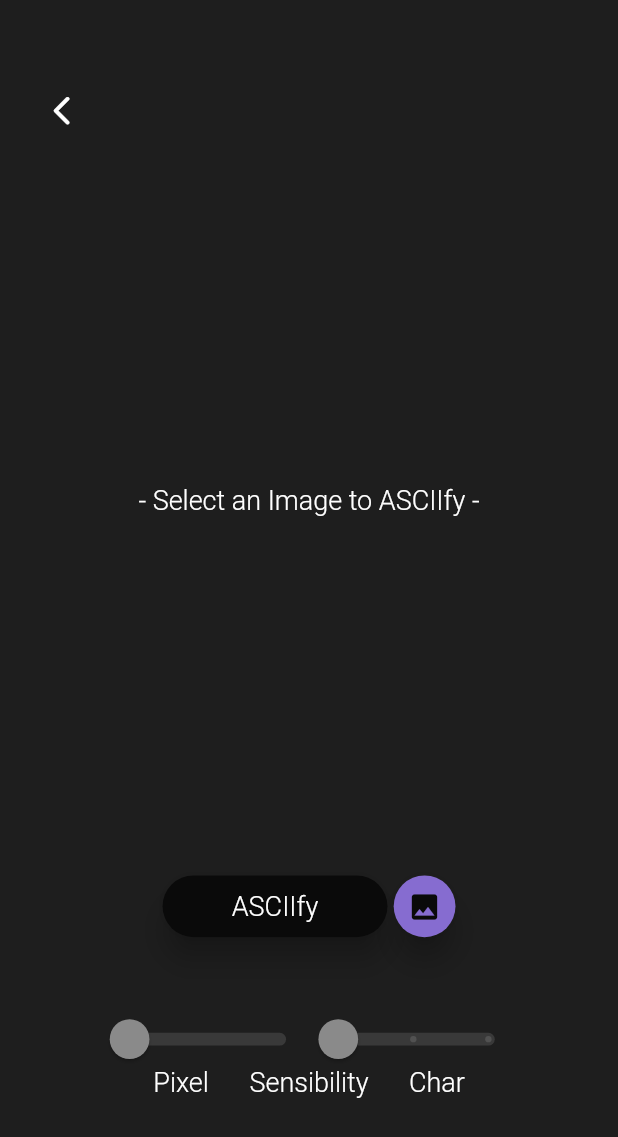
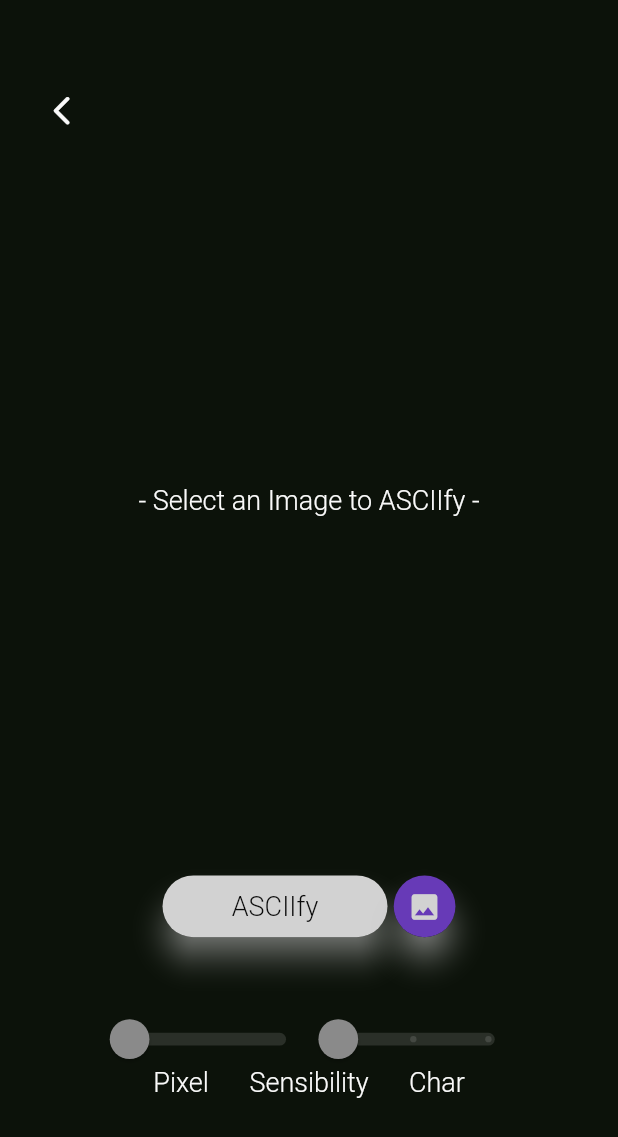
Before and after one commit to LorenzoProSky/ascii_art_app, a Flutter app: the screen it shows after launch, after a tap on the "light mode" icon, after a tap on "Storage", on a phone screen of 412 x 824 dp. Shown: the top 1137 px of the screen. Run offline on Flutter 3.47's test engine with Material 2 defaults, Android fonts, the phone set to English and light mode, and no system bars; our stand-ins replace image_picker, permission_handler; project files that could hold a hidden picture were left out.

Commit message:
Progress, better image ascii - failed to fix bugs

```diff
--- a/lib/models/asciifier.dart
+++ b/lib/models/asciifier.dart
@@ -17,10 +17,10 @@ class Asciifier {
       AsciiCharactersBrightnessTreeMap chProcessor) async {
     var imageLineList = <String>[];
 
-    for (var yBlocK = 0; yBlocK < startImg.height; yBlocK = yBlocK + sens) {
+    for (var yBlocK = 0; yBlocK < startImg.height; yBlocK += sens) {
       var lineList = <String>[]; // Each String of the list is a pixel row
 
-      for (var xBlock = 0; xBlock < startImg.width; xBlock = xBlock + sens) {
+      for (var xBlock = 0; xBlock < startImg.width; xBlock += sens) {
         var sumBlockBright = 0.0;
         var tempPixelBright = 0.0;
         // Sum of th brightness of a block of pixels determined by "sens"
@@ -41,8 +41,14 @@ class Asciifier {
         }
         // Average brightness
         var blockBright = sumBlockBright / (sens * sens);
-        lineList.add(chProcessor.brightnessToChar(blockBright)); // Add ch
+        if (imageLineList.isNotEmpty &&
+            imageLineList.first.length >= lineList.length) {
+          lineList.add(chProcessor.brightnessToChar(blockBright)); // Add ch
+        } else if (imageLineList.isEmpty) {
+          lineList.add(chProcessor.brightnessToChar(blockBright));
+        }
       }
+      // TODO
       imageLineList.add(lineList.join("")); // Add the pixel row to the image
     }
 
--- a/lib/routes/image_page/image_page.dart
+++ b/lib/routes/image_page/image_page.dart
@@ -175,14 +175,14 @@ class _ImagePageState extends State<ImagePage> {
       child: (_isAscii)
           ? FittedBox(
               fit: BoxFit.contain,
-              child: InteractiveViewer(
+              child: InteractiveViewer( // TODO return to scale 1 when asciifying again
                 // Zoomable
                 panEnabled: true,
                 minScale: 1,
                 maxScale: 50,
-                child: SelectableText(
+                child: SelectableText( //TODO copy
                   _asciiImage!, // Text ASCII Image
-                  style: Theme.of(context).textTheme.displayLarge, //TODO
+                  style: Theme.of(context).textTheme.displayLarge,
                 ),
               ),
             )
@@ -197,7 +197,7 @@ class _ImagePageState extends State<ImagePage> {
                   child: Text(
                     "- Select an Image to ASCIIfy -",
                     textAlign: TextAlign.center,
-                    style: Theme.of(context).textTheme.bodyLarge,
+                    style: Theme.of(context).textTheme.bodyMedium,
                   ),
                 ),
     );
@@ -264,11 +264,11 @@ class _ImagePageState extends State<ImagePage> {
         });
       },
       min: 1.0,
-      max: 10.0,
-      divs: 9,
+      max: 50.0,
+      divs: 49,
       width: width,
       height: height,
-      boo: (Provider.of<ImagePathCache>(context).imagePath != ""),
+      isActive: (Provider.of<ImagePathCache>(context).imagePath != ""),
     );
   }
 
@@ -285,7 +285,7 @@ class _ImagePageState extends State<ImagePage> {
       divs: 2,
       width: width,
       height: height,
-      boo: (Provider.of<ImagePathCache>(context).imagePath != ""),
+      isActive: (Provider.of<ImagePathCache>(context).imagePath != ""),
     );
   }
 
@@ -299,7 +299,7 @@ class _ImagePageState extends State<ImagePage> {
           child: Text(
             "Pixel",
             textAlign: TextAlign.center,
-            style: Theme.of(context).textTheme.bodyLarge,
+            style: Theme.of(context).textTheme.bodyMedium,
           ),
         ),
         SizedBox(
@@ -311,7 +311,7 @@ class _ImagePageState extends State<ImagePage> {
           child: Text(
             "Sensibility",
             textAlign: TextAlign.center,
-            style: Theme.of(context).textTheme.bodyLarge,
+            style: Theme.of(context).textTheme.bodyMedium,
           ),
         ),
         SizedBox(
@@ -323,7 +323,7 @@ class _ImagePageState extends State<ImagePage> {
           child: Text(
             "Char",
             textAlign: TextAlign.center,
-            style: Theme.of(context).textTheme.bodyLarge,
+            style: Theme.of(context).textTheme.bodyMedium,
           ),
         ),
       ],
--- a/lib/theme/app_color.dart
+++ b/lib/theme/app_color.dart
@@ -1,10 +1,10 @@
 import 'package:flutter/material.dart';
 
 class AppColor {
-  static const Color lightBackground = Color.fromARGB(255, 252, 250, 246);
-  static const Color darkBackground = Color.fromARGB(255, 30, 30, 30);
+  static const Color lightBackground = Color.fromARGB(255, 245, 243, 239);
+  static const Color darkBackground = Color.fromARGB(255, 12, 18, 10);
 
-  static const Color white = Color.fromRGBO(255, 255, 255, 1);
+  static const Color white = Color.fromRGBO(250, 250, 250, 1);
   static const Color black = Color.fromARGB(255, 10, 10, 10);
   static const Color whiteOff = Color.fromRGBO(210, 210, 210, 1);
 
--- a/lib/theme/theme.dart
+++ b/lib/theme/theme.dart
@@ -16,28 +16,40 @@ class AppTheme {
         fontSize: 18.0,
         color: AppColor.black,
       ),
+      bodyMedium: TextStyle(
+        fontFamily: "Roboto",
+        fontWeight: FontWeight.w300,
+        fontSize: 18.0,
+        color: AppColor.black,
+      ),
       displayLarge: TextStyle(
         // TextTheme for the ASCII Art
         fontFamily: "Lucida Console",
-        letterSpacing: 8,
+        letterSpacing: 50,
         color: AppColor.black,
       ),
     ),
     textSelectionTheme: TextSelectionThemeData(
       cursorColor: AppColor.black,
-      selectionColor: AppColor.darkPurple.withAlpha(50),
-      selectionHandleColor: AppColor.black,
+      selectionColor: AppColor.darkPurple.withAlpha(150),
+      selectionHandleColor: AppColor.lightPurple,
     ),
   );
 
-  static ThemeData darkTheme = ThemeData( //TODO
+  static ThemeData darkTheme = ThemeData(
     brightness: Brightness.dark,
     canvasColor: AppColor.darkBackground,
-    primaryColor: AppColor.black,
+    primaryColor: AppColor.whiteOff,
     hintColor: AppColor.white,
-    focusColor: AppColor.lightPurple,
+    focusColor: AppColor.darkPurple,
     textTheme: const TextTheme(
       bodyLarge: TextStyle(
+        fontFamily: "Roboto",
+        fontWeight: FontWeight.w300,
+        fontSize: 18.0,
+        color: AppColor.black,
+      ),
+      bodyMedium: TextStyle(
         fontFamily: "Roboto",
         fontWeight: FontWeight.w300,
         fontSize: 18.0,
@@ -46,14 +58,14 @@ class AppTheme {
       displayLarge: TextStyle(
         // TextTheme for the ASCII Art
         fontFamily: "Lucida Console",
-        letterSpacing: 8,
+        letterSpacing: 50,
         color: AppColor.white,
       ),
     ),
     textSelectionTheme: TextSelectionThemeData(
       cursorColor: AppColor.white,
-      selectionColor: AppColor.lightPurple.withAlpha(50),
-      selectionHandleColor: AppColor.white,
+      selectionColor: AppColor.lightPurple.withAlpha(150),
+      selectionHandleColor: AppColor.darkPurple,
     ),
   );
 }
--- a/lib/widgets/basic/icon_button_custom.dart
+++ b/lib/widgets/basic/icon_button_custom.dart
@@ -19,6 +19,7 @@ class IconButtonCustom extends StatelessWidget {
         width: size,
         child: Material(
           elevation: 8.0,
+          shadowColor: Theme.of(context).hintColor,
           borderRadius: BorderRadius.circular(size),
           child: InkWell(
             onTap: onTap,
--- a/lib/widgets/basic/text_button_custom.dart
+++ b/lib/widgets/basic/text_button_custom.dart
@@ -24,6 +24,7 @@ class TextButtonCustom extends StatelessWidget {
         width: width,
         child: Material(
           elevation: 8.0,
+          shadowColor: Theme.of(context).hintColor,
           borderRadius: BorderRadius.circular(height),
           child: InkWell(
             onTap: isActive ? onTap : null,
--- a/lib/widgets/slider_custom.dart
+++ b/lib/widgets/slider_custom.dart
@@ -10,7 +10,7 @@ class SliderCustom extends StatelessWidget {
     required this.divs,
     required this.width,
     required this.height,
-    required this.boo,
+    required this.isActive,
   }) : super(key: key);
 
   final double value;
@@ -20,7 +20,7 @@ class SliderCustom extends StatelessWidget {
   final int divs;
   final double width;
   final double height;
-  final bool boo;
+  final bool isActive;
 
   @override
   Widget build(BuildContext context) {
@@ -49,7 +49,7 @@ class SliderCustom extends StatelessWidget {
                 valueIndicatorShape: const PaddleSliderValueIndicatorShape(),
                 valueIndicatorColor:
                     Theme.of(context).focusColor.withAlpha(150),
-                valueIndicatorTextStyle: Theme.of(context).textTheme.bodyLarge,
+                valueIndicatorTextStyle: Theme.of(context).textTheme.bodyMedium,
               ),
               child: Slider(
                 min: min,
@@ -57,7 +57,7 @@ class SliderCustom extends StatelessWidget {
                 value: value,
                 divisions: divs,
                 label: '${value.round()}',
-                onChanged: boo ? onChange : null,
+                onChanged: isActive ? onChange : null,
               ),
             ),
           ),
```
